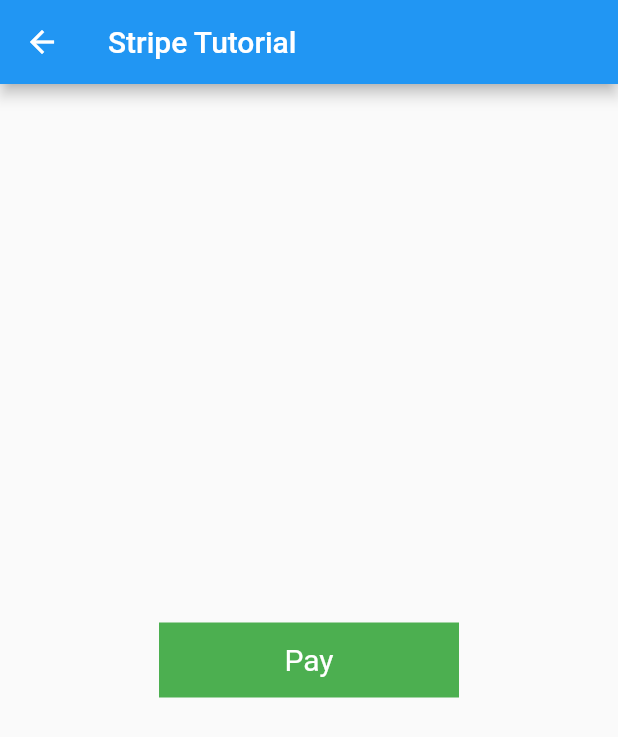
After one commit to SumanBudhathoki/E-Commerce-Mobile-Application-, a Flutter app: the StripePayment screen opened by its route, after a tap on "Pay", on a phone screen of 412 x 824 dp. The commit adds this screen. Shown: the top 737 px of the screen. Run offline on Flutter 3.47's test engine with Material 2 defaults, Android fonts, the phone set to English and light mode, and no system bars; our stand-ins replace dio, image_picker, localstorage; missing offline and left inert: flutter_stripe; network calls fail; Roboto replaces fonts that are missing (Poppins); project files that could hold a hidden picture were left out.

Commit message:
payment integration  work in process

```diff
--- /dev/null
+++ b/flutter_frontend/flutter_application/lib/models/category_model.dart
@@ -0,0 +1,21 @@
+class Category {
+  int? id;
+  String? title;
+  String? date;
+
+  Category({this.id, this.title, this.date});
+
+  Category.fromJson(Map<String, dynamic> json) {
+    id = json['id'];
+    title = json['title'];
+    date = json['date'];
+  }
+
+  Map<String, dynamic> toJson() {
+    final Map<String, dynamic> data = new Map<String, dynamic>();
+    data['id'] = this.id;
+    data['title'] = this.title;
+    data['date'] = this.date;
+    return data;
+  }
+}
--- a/flutter_frontend/flutter_application/lib/models/product.dart
+++ b/flutter_frontend/flutter_application/lib/models/product.dart
@@ -3,10 +3,9 @@
   String? title;
   String? date;
   String? image;
-  int? marketPrice;
   int? sellingPrice;
   String? description;
-  Category? category;
+  int? category;
   bool? favourite;
 
   Product(
@@ -14,7 +13,6 @@
       this.title,
       this.date,
       this.image,
-      this.marketPrice,
       this.sellingPrice,
       this.description,
       this.category,
@@ -25,12 +23,9 @@
     title = json['title'];
     date = json['date'];
     image = json['image'];
-    marketPrice = json['market_price'];
     sellingPrice = json['selling_price'];
     description = json['description'];
-    category = json['category'] != null
-        ? new Category.fromJson(json['category'])
-        : null;
+    category = json['category'];
     favourite = json['favourite'];
   }
 
@@ -40,35 +35,10 @@
     data['title'] = this.title;
     data['date'] = this.date;
     data['image'] = this.image;
-    data['market_price'] = this.marketPrice;
     data['selling_price'] = this.sellingPrice;
     data['description'] = this.description;
-    if (this.category != null) {
-      data['category'] = this.category!.toJson();
-    }
+    data['category'] = this.category;
     data['favourite'] = this.favourite;
     return data;
   }
 }
-
-class Category {
-  int? id;
-  String? title;
-  String? date;
-
-  Category({this.id, this.title, this.date});
-
-  Category.fromJson(Map<String, dynamic> json) {
-    id = json['id'];
-    title = json['title'];
-    date = json['date'];
-  }
-
-  Map<String, dynamic> toJson() {
-    final Map<String, dynamic> data = new Map<String, dynamic>();
-    data['id'] = this.id;
-    data['title'] = this.title;
-    data['date'] = this.date;
-    return data;
-  }
-}
--- /dev/null
+++ b/flutter_frontend/flutter_application/lib/screens/stipe_payment.dart
@@ -0,0 +1,130 @@
+import 'dart:convert';
+import 'package:flutter/material.dart';
+import 'package:flutter_stripe/flutter_stripe.dart';
+import 'package:http/http.dart' as http;
+
+class StripePayment extends StatefulWidget {
+  static const routeName = '/stripe-payment';
+  const StripePayment({Key? key}) : super(key: key);
+
+  @override
+  State<StripePayment> createState() => _StripePaymentState();
+}
+
+class _StripePaymentState extends State<StripePayment> {
+  Map<String, dynamic>? paymentIntentData;
+  @override
+  Widget build(BuildContext context) {
+    return Scaffold(
+      appBar: AppBar(
+        title: Text('Stripe Tutorial'),
+      ),
+      body: Center(
+        child: InkWell(
+          onTap: () async {
+            await makePayment();
+          },
+          child: Container(
+            height: 50,
+            width: 200,
+            color: Colors.green,
+            child: Center(
+              child: Text(
+                'Pay',
+                style: TextStyle(color: Colors.white, fontSize: 20),
+              ),
+            ),
+          ),
+        ),
+      ),
+    );
+  }
+
+  Future<void> makePayment() async {
+    try {
+      paymentIntentData =
+          await createPaymentIntent('20', 'USD'); //json.decode(response.body);
+      // print('Response body==>${response.body.toString()}');
+      await Stripe.instance
+          .initPaymentSheet(
+              paymentSheetParameters: SetupPaymentSheetParameters(
+                  paymentIntentClientSecret:
+                      paymentIntentData!['client_secret'],
+                  applePay: true,
+                  googlePay: true,
+                  testEnv: true,
+                  style: ThemeMode.dark,
+                  merchantCountryCode: 'US',
+                  merchantDisplayName: 'ANNIE'))
+          .then((value) {});
+
+      ///now finally display payment sheeet
+      displayPaymentSheet();
+    } catch (e, s) {
+      print('exception:$e$s');
+    }
+  }
+
+  displayPaymentSheet() async {
+    try {
+      await Stripe.instance
+          .presentPaymentSheet(
+              parameters: PresentPaymentSheetParameters(
+        clientSecret: paymentIntentData!['client_secret'],
+        confirmPayment: true,
+      ))
+          .then((newValue) {
+        print('payment intent' + paymentIntentData!['id'].toString());
+        print(
+            'payment intent' + paymentIntentData!['client_secret'].toString());
+        print('payment intent' + paymentIntentData!['amount'].toString());
+        print('payment intent' + paymentIntentData.toString());
+        //orderPlaceApi(paymentIntentData!['id'].toString());
+        ScaffoldMessenger.of(context)
+            .showSnackBar(SnackBar(content: Text("paid successfully")));
+
+        paymentIntentData = null;
+      }).onError((error, stackTrace) {
+        print('Exception/DISPLAYPAYMENTSHEET==> $error $stackTrace');
+      });
+    } on StripeException catch (e) {
+      print('Exception/DISPLAYPAYMENTSHEET==> $e');
+      showDialog(
+          context: context,
+          builder: (_) => AlertDialog(
+                content: Text("Cancelled "),
+              ));
+    } catch (e) {
+      print('$e');
+    }
+  }
+
+  //  Future<Map<String, dynamic>>
+  createPaymentIntent(String amount, String currency) async {
+    try {
+      Map<String, dynamic> body = {
+        'amount': calculateAmount('20'),
+        'currency': currency,
+        'payment_method_types[]': 'card'
+      };
+      print(body);
+      var response = await http.post(
+          Uri.parse('https://api.stripe.com/v1/payment_intents'),
+          body: body,
+          headers: {
+            'Authorization':
+                'Bearer sk_test_51KnQosJgnzsLEBhIKP0RULpC4PASPDEWJSvjx3SXuafPRLAs09icP7xMbqs24J3HjJM7VtqiN8dHgvUtaCv0Q618003pnWtUg7',
+            'Content-Type': 'application/x-www-form-urlencoded'
+          });
+      print('Create Intent reponse ===> ${response.body.toString()}');
+      return jsonDecode(response.body);
+    } catch (err) {
+      print('err charging user: ${err.toString()}');
+    }
+  }
+
+  calculateAmount(String amount) {
+    final a = (int.parse(amount)) * 100;
+    return a.toString();
+  }
+}
--- a/flutter_frontend/flutter_application/pubspec.yaml
+++ b/flutter_frontend/flutter_application/pubspec.yaml
@@ -39,7 +39,9 @@
   localstorage: ^4.0.0+1
   image_picker: ^0.8.4+11
   dio: ^4.0.6
-
+  flutter_stripe: ^2.4.0
+  # webview_flutter: ^3.0.2
+  esewa_pnp: ^2.0.0
 
 dev_dependencies:
   flutter_test:
```
Also changed, not shown: flutter_frontend/flutter_application/lib/main.dart (+9 -1 lines), flutter_frontend/flutter_application/lib/screens/category.dart (added, +80 -0 lines), flutter_frontend/flutter_application/lib/screens/homescreen.dart (+23 -1 lines), flutter_frontend/flutter_application/lib/screens/search.dart (+2 -6 lines), flutter_frontend/flutter_application/lib/state/product_state.dart (+31 -0 lines), flutter_frontend/flutter_application/lib/widgets/app_drawer.dart (+12 -0 lines), flutter_frontend/flutter_application/lib/widgets/single_category.dart (added, +28 -0 lines), django_backend/project/media/products/img4_yNfVPJH.jpg (added), flutter_frontend/flutter_application/lib/screens/esewa.dart (added), flutter_frontend/flutter_application/pubspec.lock, 8 other files.
